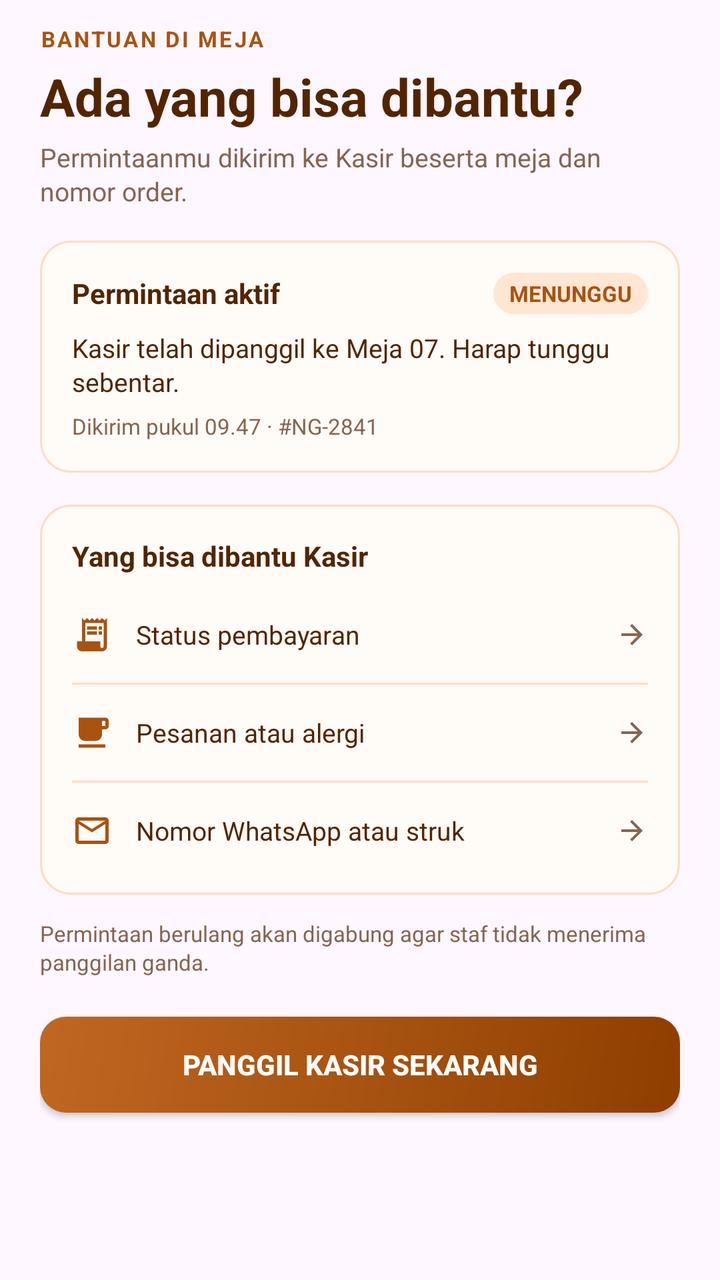
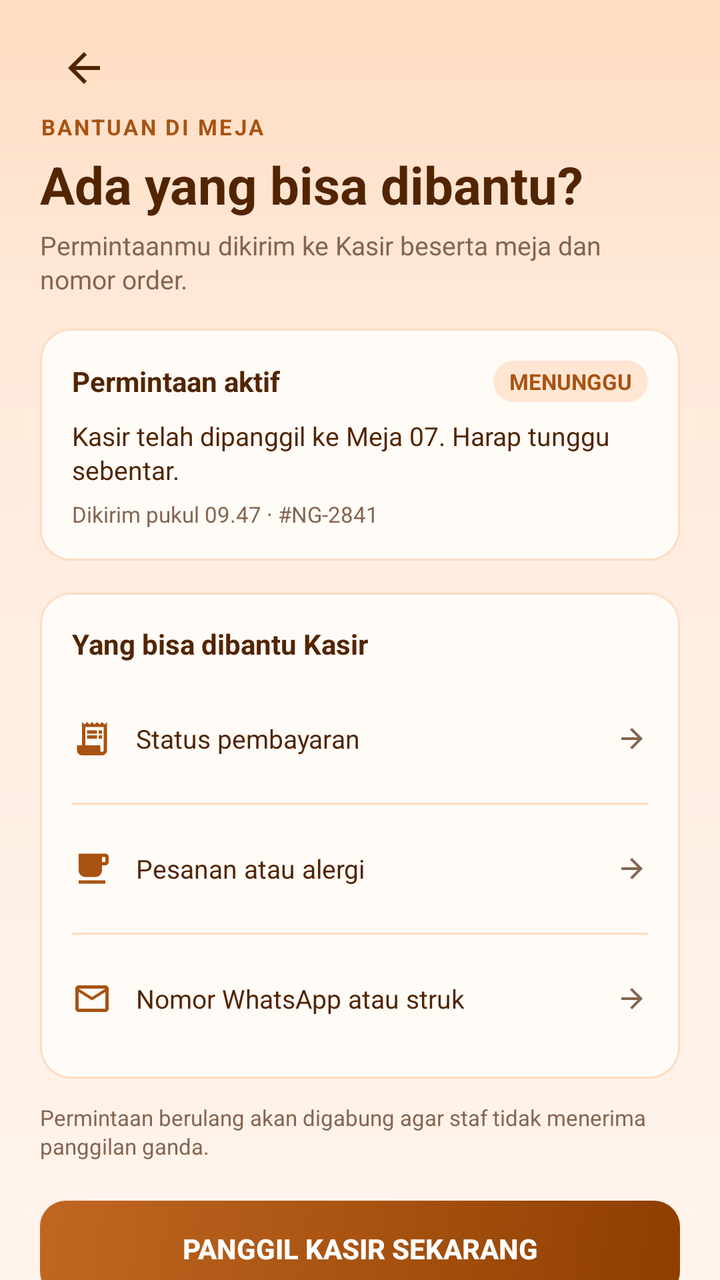

Before-and-after screenshots of an Android layout around one commit, followed by the original layout XML and the change that was made.
<!-- AndroidManifest.xml: application theme Theme.KopiInggil -->
<!-- res/layout/fragment_bantuan.xml -->
<?xml version="1.0" encoding="utf-8"?>
<ScrollView xmlns:android="http://schemas.android.com/apk/res/android"
    xmlns:app="http://schemas.android.com/apk/res-auto"
    xmlns:tools="http://schemas.android.com/tools"
    android:layout_width="match_parent"
    android:layout_height="match_parent"
    android:fillViewport="true"
    android:scrollbars="none"
    tools:context=".BantuanFragment">

    <LinearLayout
        android:layout_width="match_parent"
        android:layout_height="wrap_content"
        android:orientation="vertical"
        android:paddingStart="20dp"
        android:paddingTop="12dp"
        android:paddingEnd="20dp"
        android:paddingBottom="24dp">

        <TextView
            android:layout_width="wrap_content"
            android:layout_height="wrap_content"
            android:letterSpacing="0.1"
            android:text="BANTUAN DI MEJA"
            android:textColor="@color/ngopi_primary"
            android:textSize="11sp"
            android:textStyle="bold" />

        <TextView
            android:layout_width="match_parent"
            android:layout_height="wrap_content"
            android:layout_marginTop="4dp"
            android:text="Ada yang bisa dibantu?"
            android:textColor="@color/ngopi_ink"
            android:textSize="26sp"
            android:textStyle="bold" />

        <TextView
            android:layout_width="match_parent"
            android:layout_height="wrap_content"
            android:layout_marginTop="4dp"
            android:lineSpacingMultiplier="1.1"
            android:text="Permintaanmu dikirim ke Kasir beserta meja dan nomor order."
            android:textColor="@color/ngopi_muted"
            android:textSize="13sp" />

        
        <LinearLayout
            android:id="@+id/cardActiveRequest"
            android:layout_width="match_parent"
            android:layout_height="wrap_content"
            android:layout_marginTop="16dp"
            android:background="@drawable/bg_card_outline"
            android:orientation="vertical"
            android:padding="16dp">

            <LinearLayout
                android:layout_width="match_parent"
                android:layout_height="wrap_content"
                android:gravity="center_vertical"
                android:orientation="horizontal">

                <TextView
                    android:layout_width="0dp"
                    android:layout_height="wrap_content"
                    android:layout_weight="1"
                    android:text="Permintaan aktif"
                    android:textColor="@color/ngopi_ink"
                    android:textSize="14sp"
                    android:textStyle="bold" />

                <TextView
                    android:layout_width="wrap_content"
                    android:layout_height="wrap_content"
                    android:background="@drawable/bg_badge"
                    android:paddingStart="8dp"
                    android:paddingTop="3dp"
                    android:paddingEnd="8dp"
                    android:paddingBottom="3dp"
                    android:text="MENUNGGU"
                    android:textColor="@color/ngopi_primary"
                    android:textSize="11sp"
                    android:textStyle="bold" />
            </LinearLayout>

            <TextView
                android:layout_width="match_parent"
                android:layout_height="wrap_content"
                android:layout_marginTop="8dp"
                android:lineSpacingMultiplier="1.1"
                android:text="Kasir telah dipanggil ke Meja 07. Harap tunggu sebentar."
                android:textColor="@color/ngopi_ink"
                android:textSize="13sp" />

            <TextView
                android:layout_width="wrap_content"
                android:layout_height="wrap_content"
                android:layout_marginTop="6dp"
                android:text="Dikirim pukul 09.47 · #NG-2841"
                android:textColor="@color/ngopi_muted"
                android:textSize="11sp" />
        </LinearLayout>

        
        <LinearLayout
            android:layout_width="match_parent"
            android:layout_height="wrap_content"
            android:layout_marginTop="16dp"
            android:background="@drawable/bg_card_outline"
            android:orientation="vertical"
            android:padding="16dp">

            <TextView
                android:layout_width="wrap_content"
                android:layout_height="wrap_content"
                android:text="Yang bisa dibantu Kasir"
                android:textColor="@color/ngopi_ink"
                android:textSize="14sp"
                android:textStyle="bold" />

            
            <LinearLayout
                android:id="@+id/btnHelpPayment"
                android:layout_width="match_parent"
                android:layout_height="wrap_content"
                android:layout_marginTop="14dp"
                android:background="?attr/selectableItemBackground"
                android:gravity="center_vertical"
                android:orientation="horizontal"
                android:paddingTop="6dp"
                android:paddingBottom="6dp">

                <ImageView
                    android:layout_width="20dp"
                    android:layout_height="20dp"
                    android:contentDescription="@null"
                    android:src="@drawable/ic_receipt"
                    app:tint="@color/ngopi_primary" />

                <TextView
                    android:layout_width="0dp"
                    android:layout_height="wrap_content"
                    android:layout_marginStart="12dp"
                    android:layout_weight="1"
                    android:text="Status pembayaran"
                    android:textColor="@color/ngopi_ink"
                    android:textSize="13sp" />

                <ImageView
                    android:layout_width="16dp"
                    android:layout_height="16dp"
                    android:contentDescription="@null"
                    android:src="@drawable/ic_arrow_forward"
                    app:tint="@color/ngopi_muted" />
            </LinearLayout>

            <View
                android:layout_width="match_parent"
                android:layout_height="1dp"
                android:layout_marginTop="8dp"
                android:layout_marginBottom="8dp"
                android:background="@color/ngopi_border" />

            
            <LinearLayout
                android:id="@+id/btnHelpOrder"
                android:layout_width="match_parent"
                android:layout_height="wrap_content"
                android:background="?attr/selectableItemBackground"
                android:gravity="center_vertical"
                android:orientation="horizontal"
                android:paddingTop="6dp"
                android:paddingBottom="6dp">

                <ImageView
                    android:layout_width="20dp"
                    android:layout_height="20dp"
                    android:contentDescription="@null"
                    android:src="@drawable/ic_coffee"
                    app:tint="@color/ngopi_primary" />

                <TextView
                    android:layout_width="0dp"
                    android:layout_height="wrap_content"
                    android:layout_marginStart="12dp"
                    android:layout_weight="1"
                    android:text="Pesanan atau alergi"
                    android:textColor="@color/ngopi_ink"
                    android:textSize="13sp" />

                <ImageView
                    android:layout_width="16dp"
                    android:layout_height="16dp"
                    android:contentDescription="@null"
                    android:src="@drawable/ic_arrow_forward"
                    app:tint="@color/ngopi_muted" />
            </LinearLayout>

            <View
                android:layout_width="match_parent"
                android:layout_height="1dp"
                android:layout_marginTop="8dp"
                android:layout_marginBottom="8dp"
                android:background="@color/ngopi_border" />

            
            <LinearLayout
                android:id="@+id/btnHelpReceipt"
                android:layout_width="match_parent"
                android:layout_height="wrap_content"
                android:background="?attr/selectableItemBackground"
                android:gravity="center_vertical"
                android:orientation="horizontal"
                android:paddingTop="6dp"
                android:paddingBottom="6dp">

                <ImageView
                    android:layout_width="20dp"
                    android:layout_height="20dp"
                    android:contentDescription="@null"
                    android:src="@drawable/ic_mail"
                    app:tint="@color/ngopi_primary" />

                <TextView
                    android:layout_width="0dp"
                    android:layout_height="wrap_content"
                    android:layout_marginStart="12dp"
                    android:layout_weight="1"
                    android:text="Nomor WhatsApp atau struk"
                    android:textColor="@color/ngopi_ink"
                    android:textSize="13sp" />

                <ImageView
                    android:layout_width="16dp"
                    android:layout_height="16dp"
                    android:contentDescription="@null"
                    android:src="@drawable/ic_arrow_forward"
                    app:tint="@color/ngopi_muted" />
            </LinearLayout>

        </LinearLayout>

        <TextView
            android:layout_width="match_parent"
            android:layout_height="wrap_content"
            android:layout_marginTop="12dp"
            android:lineSpacingMultiplier="1.1"
            android:text="Permintaan berulang akan digabung agar staf tidak menerima panggilan ganda."
            android:textColor="@color/ngopi_muted"
            android:textSize="11sp" />

        <androidx.appcompat.widget.AppCompatButton
            android:id="@+id/btnCallCashierDirect"
            android:layout_width="match_parent"
            android:layout_height="48dp"
            android:layout_marginTop="20dp"
            android:background="@drawable/bg_button_primary"
            android:text="Panggil Kasir sekarang"
            android:textColor="@color/white"
            android:textSize="14sp"
            android:textStyle="bold" />

    </LinearLayout>
</ScrollView>
<!-- resources referenced by this layout -->
<resources>
  <color name="ngopi_border">#FFDCC2</color>
  <color name="ngopi_ink">#522500</color>
  <color name="ngopi_muted">#85654F</color>
  <color name="ngopi_primary">#A85311</color>
  <color name="white">#FFFFFFFF</color>
  <!-- drawable bg_badge (drawable) -->
  <?xml version="1.0" encoding="utf-8"?>
  <shape xmlns:android="http://schemas.android.com/apk/res/android" android:shape="rectangle">
      <solid android:color="@color/ngopi_badge" />
      <corners android:radius="20dp" />
  </shape>
  <!-- drawable bg_card_outline (drawable) -->
  <?xml version="1.0" encoding="utf-8"?>
  <shape xmlns:android="http://schemas.android.com/apk/res/android" android:shape="rectangle">
      <solid android:color="@color/ngopi_surface" />
      <corners android:radius="15dp" />
      <stroke
          android:width="1dp"
          android:color="@color/ngopi_border" />
  </shape>
  <!-- drawable ic_arrow_forward (drawable) -->
  <vector xmlns:android="http://schemas.android.com/apk/res/android"
      android:width="24dp"
      android:height="24dp"
      android:tint="@color/ngopi_ink"
      android:viewportWidth="24"
      android:viewportHeight="24">
      <path
          android:fillColor="@android:color/white"
          android:pathData="M12,4l-1.41,1.41L16.17,11H4v2h12.17l-5.58,5.59L12,20l8,-8z" />
  </vector>
  <!-- drawable ic_coffee (drawable) -->
  <vector xmlns:android="http://schemas.android.com/apk/res/android"
      android:width="24dp"
      android:height="24dp"
      android:viewportWidth="24"
      android:viewportHeight="24">
      <path
          android:fillColor="@android:color/white"
          android:pathData="M20,3L4,3v10c0,2.21 1.79,4 4,4h6c2.21,0 4,-1.79 4,-4v-3h2c1.11,0 2,-0.9 2,-2L22,5c0,-1.11 -0.89,-2 -2,-2zM20,8h-2L18,5h2v3zM4,19h16v2L4,21z" />
  </vector>
  <!-- drawable ic_mail (drawable) -->
  <vector xmlns:android="http://schemas.android.com/apk/res/android"
      android:width="24dp"
      android:height="24dp"
      android:viewportWidth="24"
      android:viewportHeight="24">
      <path
          android:fillColor="@android:color/white"
          android:pathData="M20,4H4C2.9,4 2,4.9 2,6v12c0,1.1 0.9,2 2,2h16c1.1,0 2,-0.9 2,-2V6C22,4.9 21.1,4 20,4zM20,18H4V8l8,5 8,-5V18zM12,11L4,6h16L12,11z" />
  </vector>
  <style name="Theme.KopiInggil" parent="Base.Theme.KopiInggil" />
  <color name="ngopi_badge">#FFE6D3</color>
  <color name="ngopi_primary_dark">#8F3E00</color>
  <color name="ngopi_primary_light">#C06722</color>
  <color name="ngopi_surface">#FFFBF7</color>
  <style name="Base.Theme.KopiInggil" parent="Theme.Material3.DayNight.NoActionBar">
          
          
      </style>
  <!-- unchanged entries left out for length: 2 -->
</resources>

<!-- the commit's change to res/layout/fragment_bantuan.xml (unified diff, before → after) -->
@@ -2,8 +2,10 @@
 <ScrollView xmlns:android="http://schemas.android.com/apk/res/android"
     xmlns:app="http://schemas.android.com/apk/res-auto"
     xmlns:tools="http://schemas.android.com/tools"
+    android:id="@+id/main"
     android:layout_width="match_parent"
     android:layout_height="match_parent"
+    android:background="@drawable/bg_screen"
     android:fillViewport="true"
     android:scrollbars="none"
     tools:context=".BantuanFragment">
@@ -17,6 +19,16 @@
         android:paddingEnd="20dp"
         android:paddingBottom="24dp">
 
+        <ImageView
+            android:id="@+id/btnBack"
+            android:layout_width="44dp"
+            android:layout_height="44dp"
+            android:background="?attr/selectableItemBackgroundBorderless"
+            android:contentDescription="@string/cd_back"
+            android:padding="10dp"
+            android:src="@drawable/ic_arrow_back"
+            app:tint="@color/ngopi_ink" />
+
         <TextView
             android:layout_width="wrap_content"
             android:layout_height="wrap_content"
@@ -61,6 +73,7 @@
                 android:orientation="horizontal">
 
                 <TextView
+                    android:id="@+id/tvHelpRequestTitle"
                     android:layout_width="0dp"
                     android:layout_height="wrap_content"
                     android:layout_weight="1"
@@ -70,6 +83,7 @@
                     android:textStyle="bold" />
 
                 <TextView
+                    android:id="@+id/tvHelpRequestBadge"
                     android:layout_width="wrap_content"
                     android:layout_height="wrap_content"
                     android:background="@drawable/bg_badge"
@@ -84,6 +98,7 @@
             </LinearLayout>
 
             <TextView
+                android:id="@+id/tvHelpRequestDetail"
                 android:layout_width="match_parent"
                 android:layout_height="wrap_content"
                 android:layout_marginTop="8dp"
@@ -93,6 +108,7 @@
                 android:textSize="13sp" />
 
             <TextView
+                android:id="@+id/tvHelpRequestTime"
                 android:layout_width="wrap_content"
                 android:layout_height="wrap_content"
                 android:layout_marginTop="6dp"
@@ -123,6 +139,9 @@
                 android:id="@+id/btnHelpPayment"
                 android:layout_width="match_parent"
                 android:layout_height="wrap_content"
+                android:clickable="true"
+                android:focusable="true"
+                android:minHeight="48dp"
                 android:layout_marginTop="14dp"
                 android:background="?attr/selectableItemBackground"
                 android:gravity="center_vertical"
@@ -166,6 +185,9 @@
                 android:id="@+id/btnHelpOrder"
                 android:layout_width="match_parent"
                 android:layout_height="wrap_content"
+                android:clickable="true"
+                android:focusable="true"
+                android:minHeight="48dp"
                 android:background="?attr/selectableItemBackground"
                 android:gravity="center_vertical"
                 android:orientation="horizontal"
@@ -208,6 +230,9 @@
                 android:id="@+id/btnHelpReceipt"
                 android:layout_width="match_parent"
                 android:layout_height="wrap_content"
+                android:clickable="true"
+                android:focusable="true"
+                android:minHeight="48dp"
                 android:background="?attr/selectableItemBackground"
                 android:gravity="center_vertical"
                 android:orientation="horizontal"
<!-- resource entries referenced after the edit -->
@@ -20,6 +20,27 @@
           android:width="1dp"
           android:color="@color/ngopi_border" />
   </shape>
+  <!-- drawable bg_screen (drawable) -->
+  <?xml version="1.0" encoding="utf-8"?>
+  <shape xmlns:android="http://schemas.android.com/apk/res/android" android:shape="rectangle">
+      <gradient
+          android:angle="270"
+          android:centerColor="@color/ngopi_background_mid"
+          android:centerY="0.28"
+          android:endColor="@color/ngopi_background"
+          android:startColor="@color/ngopi_background_top" />
+  </shape>
+  <!-- drawable ic_arrow_back (drawable) -->
+  <vector xmlns:android="http://schemas.android.com/apk/res/android"
+      android:width="24dp"
+      android:height="24dp"
+      android:tint="@color/ngopi_ink"
+      android:viewportWidth="24"
+      android:viewportHeight="24">
+      <path
+          android:fillColor="@android:color/white"
+          android:pathData="M20,11H7.83l5.59,-5.59L12,4l-8,8 8,8 1.41,-1.41L7.83,13H20v-2z" />
+  </vector>
   <!-- drawable ic_arrow_forward (drawable) -->
   <vector xmlns:android="http://schemas.android.com/apk/res/android"
       android:width="24dp"
@@ -51,11 +72,15 @@
           android:fillColor="@android:color/white"
           android:pathData="M20,4H4C2.9,4 2,4.9 2,6v12c0,1.1 0.9,2 2,2h16c1.1,0 2,-0.9 2,-2V6C22,4.9 21.1,4 20,4zM20,18H4V8l8,5 8,-5V18zM12,11L4,6h16L12,11z" />
   </vector>
+  <string name="cd_back">Kembali</string>
   <style name="Theme.KopiInggil" parent="Base.Theme.KopiInggil" />
   <color name="ngopi_badge">#FFE6D3</color>
   <color name="ngopi_primary_dark">#8F3E00</color>
   <color name="ngopi_primary_light">#C06722</color>
   <color name="ngopi_surface">#FFFBF7</color>
+  <color name="ngopi_background_mid">#FFEBDC</color>
+  <color name="ngopi_background">#FFF4EC</color>
+  <color name="ngopi_background_top">#FFDCC2</color>
   <style name="Base.Theme.KopiInggil" parent="Theme.Material3.DayNight.NoActionBar">
           
           
